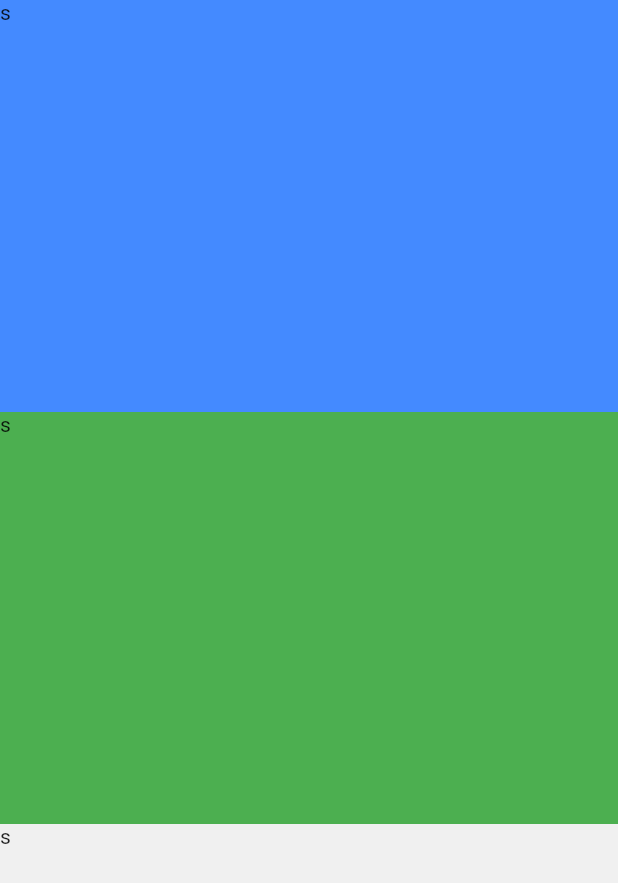
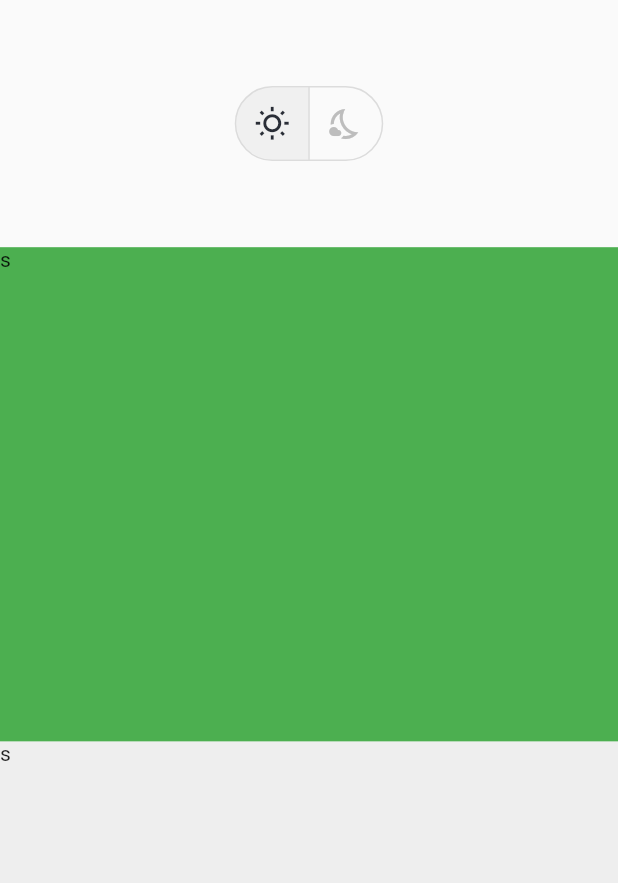
Before and after one commit to yousefzook/Pinion-Calculator, a Flutter app: the screen it shows after launch, on a phone screen of 412 x 824 dp. Shown: the top 883 px of the screen. Run offline on Flutter 3.47's test engine with Material 2 defaults, Android fonts, the phone set to English and light mode, and no system bars.

Commit message:
Add theme toggle button.

```diff
--- /dev/null
+++ b/lib/constants.dart
@@ -0,0 +1,3 @@
+import 'package:flutter/material.dart';
+
+const kGreyColor = Color(0xFFF0F0F0);
--- a/lib/screens/calculator.dart
+++ b/lib/screens/calculator.dart
@@ -13,7 +13,7 @@ class Calculator extends StatelessWidget {
           crossAxisAlignment: CrossAxisAlignment.stretch,
           children: [
             Expanded(
-              flex: 2,
+              flex: 1,
               child: ThemeButton(),
             ),
             Expanded(
--- a/lib/sections/keyboard.dart
+++ b/lib/sections/keyboard.dart
@@ -1,10 +1,11 @@
 import 'package:flutter/cupertino.dart';
+import 'package:flutter/material.dart';
 
 class Keyboard extends StatelessWidget {
   @override
   Widget build(BuildContext context) {
     return Container(
-      color: Color(0xFFF0F0F0),
+      color: Colors.grey.shade200,
       child: Text('s'),
     );
   }
--- a/lib/sections/theme_button.dart
+++ b/lib/sections/theme_button.dart
@@ -1,11 +1,40 @@
 import 'package:flutter/material.dart';
 
-class ThemeButton extends StatelessWidget {
+import '../constants.dart';
+
+class ThemeButton extends StatefulWidget {
+  @override
+  _ThemeButtonState createState() => _ThemeButtonState();
+}
+
+class _ThemeButtonState extends State<ThemeButton> {
+  List<bool> selectedButton = [true, false];
+
   @override
   Widget build(BuildContext context) {
     return Container(
-      color: Colors.blueAccent,
-      child: Text('s'),
+      child: Padding(
+        padding: EdgeInsets.symmetric(vertical: 35),
+        child: Center(
+          child: ToggleButtons(
+            children: [
+              Icon(Icons.wb_sunny_outlined),
+              Icon(Icons.nights_stay_outlined),
+            ],
+            borderRadius: BorderRadius.circular(25),
+            onPressed: (int idx) {
+              setState(() {
+                selectedButton[idx] = true;
+                selectedButton[1 - idx] = false;
+              });
+            },
+            color: Colors.grey.shade400,
+            selectedColor: Color(0xFF292D36),
+            fillColor: kGreyColor,
+            isSelected: selectedButton,
+          ),
+        ),
+      ),
     );
   }
 }
```
